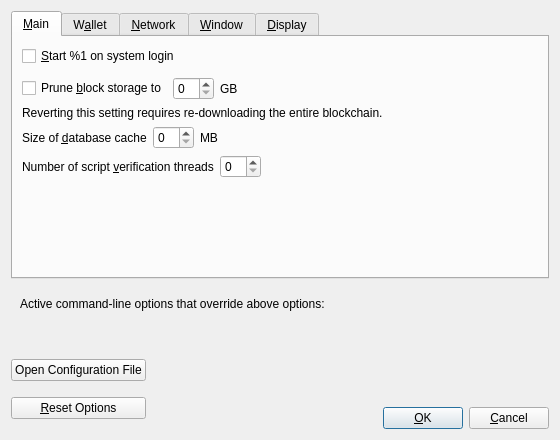
Before: the Qt Designer form src/qt/forms/optionsdialog.ui in BTHPOS/BTH, drawn with Qt 5.
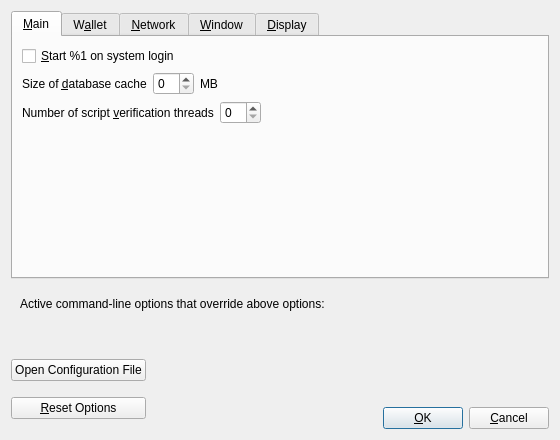
After: the same form once the commit is applied. Custom widgets are drawn as their Qt base class.

What changed in the file:
```diff
--- a/src/qt/forms/optionsdialog.ui
+++ b/src/qt/forms/optionsdialog.ui
@@ -37,69 +37,6 @@
          </property>
         </widget>
        </item>
-       <item>
-        <spacer name="horizontalSpacer_0_Main">
-         <property name="orientation">
-          <enum>Qt::Horizontal</enum>
-         </property>
-         <property name="sizeHint" stdset="0">
-          <size>
-           <width>40</width>
-           <height>5</height>
-          </size>
-         </property>
-        </spacer>
-       </item>
-       <item>
-       <layout class="QHBoxLayout" name="horizontalLayout_Main_Prune">
-        <item>
-         <widget class="QCheckBox" name="prune">
-          <property name="toolTip">
-           <string>Disables some advanced features but all blocks will still be fully validated. Reverting this setting requires re-downloading the entire blockchain. Actual disk usage may be somewhat higher.</string>
-          </property>
-          <property name="text">
-           <string>Prune &amp;block storage to</string>
-          </property>
-         </widget>
-        </item>
-        <item>
-         <widget class="QSpinBox" name="pruneSize"/>
-        </item>
-         <item>
-          <widget class="QLabel" name="pruneSizeUnitLabel">
-           <property name="text">
-            <string>GB</string>
-           </property>
-           <property name="textFormat">
-            <enum>Qt::PlainText</enum>
-           </property>
-          </widget>
-         </item>
-         <item>
-          <spacer name="horizontalSpacer_Main_Prune">
-           <property name="orientation">
-            <enum>Qt::Horizontal</enum>
-           </property>
-           <property name="sizeHint" stdset="0">
-            <size>
-             <width>40</width>
-             <height>20</height>
-            </size>
-           </property>
-          </spacer>
-         </item>
-        </layout>
-       </item>
-       <item>
-        <widget class="QLabel" name="pruneWarning">
-         <property name="text">
-          <string>Reverting this setting requires re-downloading the entire blockchain.</string>
-         </property>
-         <property name="textFormat">
-          <enum>Qt::PlainText</enum>
-         </property>
-        </widget>
-       </item>
        <item>
         <layout class="QHBoxLayout" name="horizontalLayout_2_Main">
          <item>
```
Left out of the diff: 20 changed lines with no effect on the pictures.
